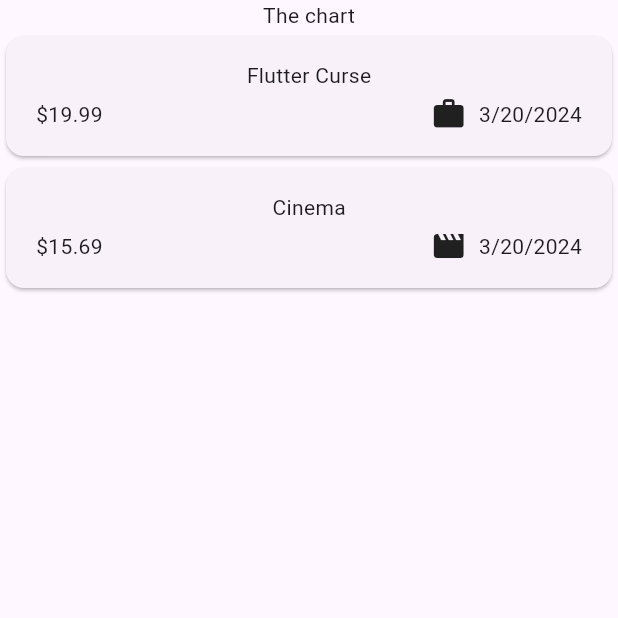
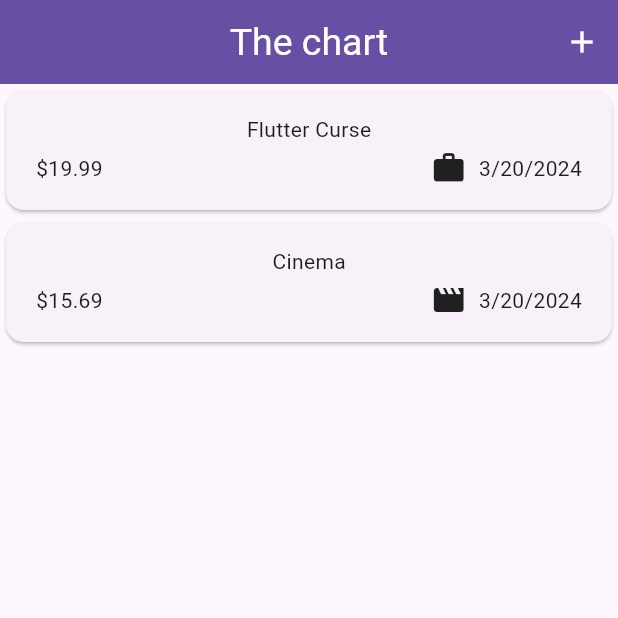
Before and after one commit to Matheus-Doerzbacher/expenses, a Flutter app: the screen it shows after launch, on a phone screen of 412 x 824 dp, the top half of it. Run offline on Flutter 3.47's test engine with Material 3 defaults, Android fonts, the phone set to English and light mode, and no system bars.

Commit message:
created appBar for the expense page

```diff
--- a/lib/layers/presentation/pages/expense_page.dart
+++ b/lib/layers/presentation/pages/expense_page.dart
@@ -13,9 +13,18 @@ class _ExpensePageState extends State<ExpensePage> {
   @override
   Widget build(BuildContext context) {
     return Scaffold(
+      appBar: AppBar(
+        title: const Text('The chart'),
+        actions: [
+          IconButton(
+            icon: const Icon(Icons.add),
+            onPressed: () {},
+          ),
+        ],
+      ),
       body: Column(
         children: [
-          const Text('The chart'),
+          // Toolbar with the Add button => ROW()
           Expanded(
             child: ExpensesListWidget(expenses: expensesMock),
           ),
--- a/lib/main.dart
+++ b/lib/main.dart
@@ -14,6 +14,17 @@ class MyApp extends StatelessWidget {
       debugShowCheckedModeBanner: false,
       title: 'Flutter Demo',
       theme: ThemeData(
+        appBarTheme: AppBarTheme(
+          centerTitle: true,
+          backgroundColor: Theme.of(context).primaryColor,
+          iconTheme: const IconThemeData(
+            color: Colors.white,
+          ),
+          titleTextStyle: const TextStyle(
+            color: Colors.white,
+            fontSize: 25,
+          ),
+        ),
         colorScheme: ColorScheme.fromSeed(seedColor: Colors.deepPurple),
         useMaterial3: true,
       ),
```
